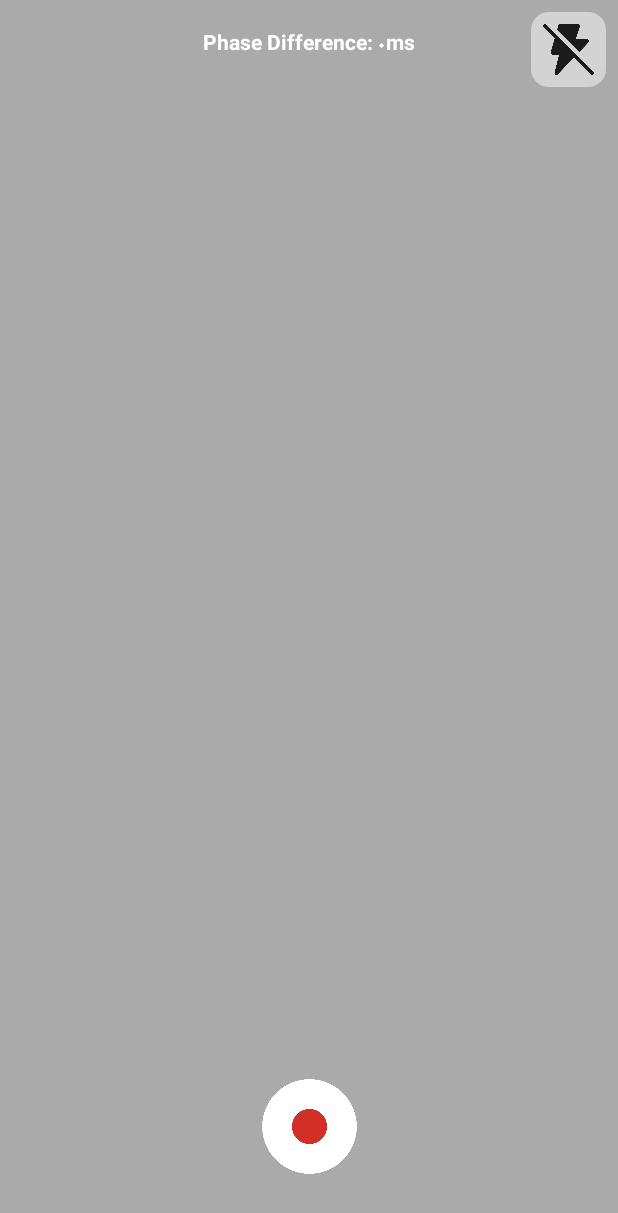
After one commit to 100jjad/DistributedCameras, an Android app: the layout activity_camera.xml on its own in the app's theme, with its tools: preview values and no code run, on a phone screen of 412 x 824 dp. The commit adds this screen. Shown: the top 1213 px of the screen. Run offline under Robolectric (Android 15) with nearby library versions, the light colour scheme and no system bars.

Commit message:
23/10/1403 V1

```diff
--- /dev/null
+++ b/app/src/main/res/drawable/rounded_square_gray.xml
@@ -0,0 +1,6 @@
+<?xml version="1.0" encoding="utf-8"?>
+<shape xmlns:android="http://schemas.android.com/apk/res/android">
+    <solid android:color="#D3D3D3" /> <!-- رنگ طوسی -->
+    <corners android:radius="12dp" /> <!-- گرد کردن گوشه‌ها -->
+    <size android:width="50dp" android:height="50dp" /> <!-- ابعاد مربع -->
+</shape>
--- /dev/null
+++ b/app/src/main/res/layout/activity_camera.xml
@@ -0,0 +1,88 @@
+<?xml version="1.0" encoding="utf-8"?>
+<androidx.constraintlayout.widget.ConstraintLayout
+    xmlns:android="http://schemas.android.com/apk/res/android"
+    xmlns:app="http://schemas.android.com/apk/res-auto"
+    android:layout_width="match_parent"
+    android:layout_height="match_parent"
+    android:id="@+id/camera"
+    xmlns:tools="http://schemas.android.com/tools">
+
+    <androidx.constraintlayout.widget.ConstraintLayout
+        android:layout_width="match_parent"
+        android:layout_height="match_parent"
+        android:background="@android:color/black"
+        tools:context=".CameraActivity">
+
+        <!-- پیش نمایش دوربین -->
+        <FrameLayout
+            android:id="@+id/cameraPreview"
+            android:layout_width="0dp"
+            android:layout_height="0dp"
+            android:background="@android:color/darker_gray"
+            app:layout_constraintTop_toTopOf="parent"
+            app:layout_constraintBottom_toBottomOf="parent"
+            app:layout_constraintStart_toStartOf="parent"
+            app:layout_constraintEnd_toEndOf="parent"
+            tools:ignore="MissingConstraints" />
+
+        <!-- دکمه روشن/خاموش کردن فلاش -->
+        <ImageButton
+            android:id="@+id/btnFlash"
+            android:layout_width="50dp"
+            android:layout_height="50dp"
+            android:layout_margin="8dp"
+            android:background="@drawable/rounded_square_gray"
+            android:contentDescription="flash_toggle"
+            android:padding="8dp"
+            android:scaleType="fitCenter"
+            android:src="@drawable/flashoff"
+            app:layout_constraintBottom_toBottomOf="parent"
+            app:layout_constraintEnd_toEndOf="parent"
+            app:layout_constraintHorizontal_bias="1.0"
+            app:layout_constraintStart_toStartOf="parent"
+            app:layout_constraintTop_toTopOf="parent"
+            app:layout_constraintVertical_bias="0.0" />
+
+        <!-- نمایش اختلاف فاز دوربین -->
+        <TextView
+            android:id="@+id/tvPhaseDifference"
+            android:layout_width="wrap_content"
+            android:layout_height="wrap_content"
+            android:text="Phase Difference: 0ms"
+            android:textColor="@android:color/white"
+            android:textSize="14sp"
+            app:layout_constraintBottom_toBottomOf="@+id/btnFlash"
+            app:layout_constraintEnd_toEndOf="parent"
+            app:layout_constraintStart_toStartOf="parent"
+            app:layout_constraintTop_toTopOf="parent" />
+
+        <!-- دکمه شروع فیلمبرداری -->
+        <ImageButton
+            android:id="@+id/btnRecord"
+            android:layout_width="70dp"
+            android:layout_height="70dp"
+            android:background="@drawable/recordbutton"
+            android:contentDescription="start_recording"
+            app:layout_constraintBottom_toBottomOf="parent"
+            app:layout_constraintEnd_toEndOf="parent"
+            app:layout_constraintStart_toStartOf="parent"
+            app:layout_constraintTop_toTopOf="parent"
+            app:layout_constraintVertical_bias="0.95" />
+
+        <!-- SeekBar تنظیم روشنایی -->
+        <SeekBar
+            android:id="@+id/seekBarBrightness"
+            android:layout_width="200dp"
+            android:layout_height="wrap_content"
+            android:visibility="gone"
+            app:layout_constraintTop_toTopOf="@id/cameraPreview"
+            app:layout_constraintStart_toStartOf="@id/cameraPreview"
+            app:layout_constraintEnd_toEndOf="@id/cameraPreview"
+            app:layout_constraintBottom_toBottomOf="@id/cameraPreview" />
+        <!--
+            android:progressDrawable="@drawable/seekbar_progress"
+            android:thumb="@drawable/seekbar_thumb"-->
+
+    </androidx.constraintlayout.widget.ConstraintLayout>
+
+</androidx.constraintlayout.widget.ConstraintLayout>
```
Also changed, not shown: app/src/main/java/com/example/testwirelesssynchronizationofmultipledistributedcameras/Camera.kt (added, +22 -0 lines), app/src/main/java/com/example/testwirelesssynchronizationofmultipledistributedcameras/MasterStatusActivity.kt (+14 -27 lines), app/src/main/java/com/example/testwirelesssynchronizationofmultipledistributedcameras/MasterStatusActivity2.kt (deleted, +0 -227 lines), app/src/main/java/com/example/testwirelesssynchronizationofmultipledistributedcameras/SlaveStatusActivity.kt (+11 -85 lines), app/src/main/java/com/example/testwirelesssynchronizationofmultipledistributedcameras/SlaveStatusActivity2.kt (deleted, +0 -212 lines), app/src/main/res/drawable/flashoff.png (added), app/src/main/res/drawable/flashon.png (added), app/src/main/res/drawable/recordbutton.png (added), 2 other files.
